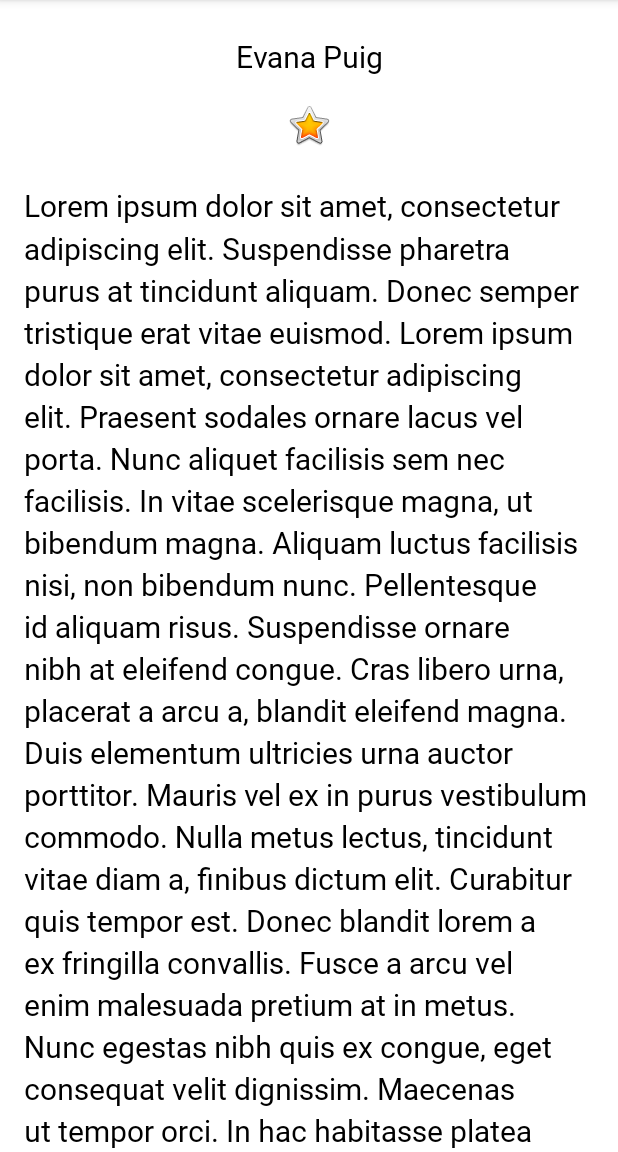
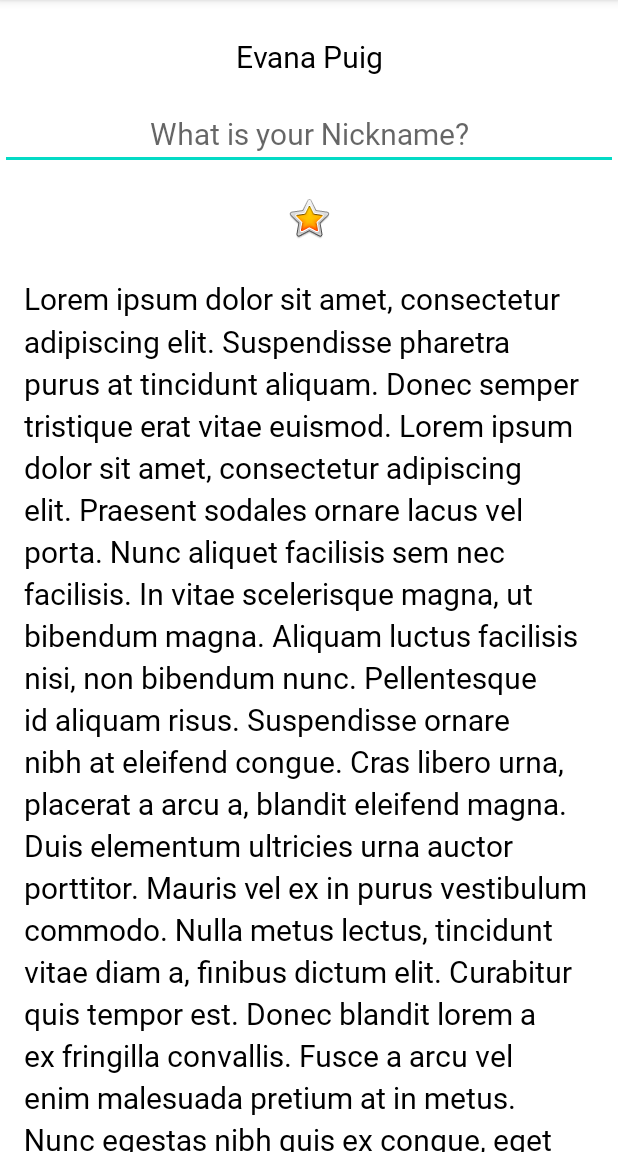
Before and after one commit to EvanaPuig/About-Me, an Android app: the screen it shows after launch (MainActivity), on a phone screen of 412 x 824 dp, the part 84-1236 px from its top. Run offline under Robolectric (Android 15) with nearby library versions, the phone set to English and light mode, and no system bars.

Commit message:
Adds an edit text for the nickname

```diff
--- a/app/src/main/res/layout/activity_main.xml
+++ b/app/src/main/res/layout/activity_main.xml
@@ -11,6 +11,16 @@
     android:layout_width="match_parent"
     android:layout_height="wrap_content"
     android:text="@string/name"
+    android:textAlignment="center" />
+
+  <EditText
+    android:id="@+id/nickname_edit"
+    style="@style/NameStyle"
+    android:layout_width="match_parent"
+    android:layout_height="wrap_content"
+    android:ems="10"
+    android:hint="@string/what_is_your_nickname"
+    android:inputType="textPersonName"
     android:textAlignment="center" />
 
   <ImageView
--- a/app/src/main/res/values/strings.xml
+++ b/app/src/main/res/values/strings.xml
@@ -12,4 +12,5 @@ Proin porta posuere molestie. Cras at ante purus. Maecenas vehicula ac ipsum eu
 Vestibulum vel commodo lacus. Lorem ipsum dolor sit amet, consectetur adipiscing elit. Morbi non augue elementum, molestie mi eu, rutrum mauris. Ut at lorem eu ex rutrum tempus. Suspendisse potenti. Sed rutrum ligula nec libero mattis, in interdum tellus vulputate. Donec id consectetur felis. Nunc quis nisi tellus. Fusce odio orci, ullamcorper nec ullamcorper quis, consectetur porta felis.
 
 Integer eu purus non ligula aliquet rutrum. Duis euismod ligula felis, ut dignissim tortor commodo ut. Suspendisse eget hendrerit quam. Aliquam faucibus imperdiet rutrum. Mauris egestas ante condimentum nunc condimentum, condimentum dapibus turpis tempus. Suspendisse laoreet, risus et blandit pharetra, mi arcu bibendum magna, ac faucibus sem nisi vel tortor. Phasellus lacus dui, aliquet at lectus et, maximus porta turpis. Lorem ipsum dolor sit amet, consectetur adipiscing elit. Donec gravida elit quis felis ullamcorper, vitae sollicitudin purus convallis. Mauris scelerisque mauris nisl, et lacinia velit faucibus eu. Sed convallis pharetra lectus, at egestas orci condimentum sit amet. Sed eget justo sapien. Nullam sed volutpat metus. Vestibulum eleifend pharetra eros sed eleifend.</string>
+  <string name="what_is_your_nickname">What is your Nickname?</string>
 </resources>
```
